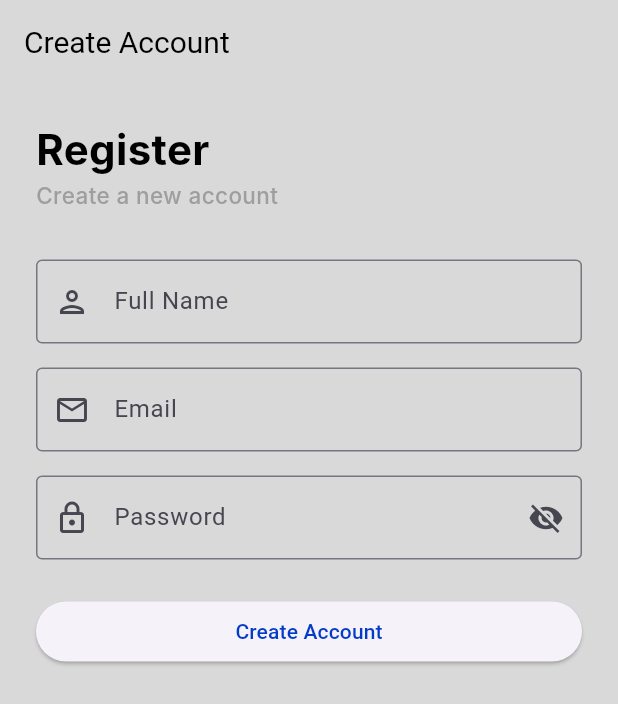
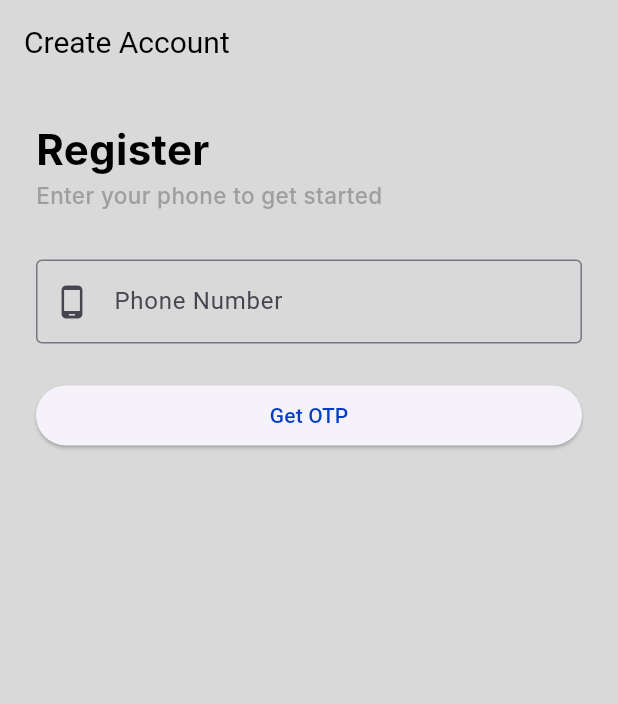
Before and after one commit to panhavathGit/flutter_auth_dio, a Flutter app: the RegisterScreen screen opened by its route, on a phone screen of 412 x 824 dp. Shown: the top 704 px of the screen. Run offline on Flutter 3.47's test engine with Material 3 defaults, Android fonts, the light colour scheme and no system bars; our stand-ins replace dio, flutter_dotenv, go_router, logger, shared_preferences; accounts and stored records are empty; Roboto replaces fonts that are missing (Inter, Source Serif Pro).

Commit message:
feat: finish register

```diff
--- a/lib/core/config/api_config.dart
+++ b/lib/core/config/api_config.dart
@@ -4,7 +4,7 @@ class ApiConfig {
   // Auth
   static const String login = 'customer/api/v1/auth/login';
   static const String register = 'customer/api/v1/auth/register';
-  static const String requestOTP = 'customer/api/v1/auth/request-otp';
+  static const String requestOtp = 'customer/api/v2/auth/request-otp/sign-up';
   static const String refreshToken = 'customer/api/v1/auth/token';
   static const String logout = 'auth/logout';
 
--- a/lib/features/auth/auth.dart
+++ b/lib/features/auth/auth.dart
@@ -5,8 +5,8 @@ library auth;
 //=========================
 
 // Models
-export 'data/models/http/auth_request.dart';
-export 'data/models/http/auth_response.dart';
+export 'data/models/http/auth/auth_request.dart';
+export 'data/models/http/auth/auth_response.dart';
 
 
 // Datasources
--- a/lib/features/auth/data/datasources/auth_datasource.dart
+++ b/lib/features/auth/data/datasources/auth_datasource.dart
@@ -1,10 +1,12 @@
-import '../models/http/auth_request.dart';
-import '../models/http/auth_response.dart';
+import '../models/http/auth/auth_request.dart';
+import '../models/http/auth/auth_response.dart';
 import '../models/user_model.dart';
+import '../models/http/otp/otp_response.dart';
 
 abstract class AuthDatasource {
   Future<AuthResponse> login(AuthRequest request);
   Future<AuthResponse> register(AuthRequest request);
+  Future<OtpResponse> requestOtp(String phone);
   Future<UserModel> getProfile(int userId);
   Future<void> logout();
 }
--- /dev/null
+++ b/lib/features/auth/data/models/http/auth/auth_request.dart
@@ -0,0 +1,26 @@
+import 'package:json_annotation/json_annotation.dart';
+
+part 'auth_request.g.dart';
+
+@JsonSerializable(createFactory: false, includeIfNull: false) // We only send this to server, never receive it
+class AuthRequest {
+  final String username;
+  final String password;
+
+  // add this bellow field for user register so we make them nullable
+  final String? otp;
+  final String? referralCode;
+  final String? deviceId;
+  final String? firebaseToken;
+
+  const AuthRequest({
+    required this.username,
+    required this.password,
+    this.otp,
+    this.referralCode,
+    this.deviceId,
+    this.firebaseToken
+  });
+
+  Map<String, dynamic> toJson() => _$AuthRequestToJson(this);
+}
--- a/lib/features/auth/data/models/http/auth_request.dart
+++ /dev/null
@@ -1,16 +0,0 @@
-import 'package:json_annotation/json_annotation.dart';
-
-part 'auth_request.g.dart';
-
-@JsonSerializable(createFactory: false) // We only send this to server, never receive it
-class AuthRequest {
-  final String username; // Or email, depending on your login logic
-  final String password;
-
-  const AuthRequest({
-    required this.username,
-    required this.password,
-  });
-
-  Map<String, dynamic> toJson() => _$AuthRequestToJson(this);
-}
--- /dev/null
+++ b/lib/features/auth/data/models/http/otp/otp_response.dart
@@ -0,0 +1,12 @@
+import 'package:json_annotation/json_annotation.dart';
+part 'otp_response.g.dart';
+
+@JsonSerializable()
+class OtpResponse {
+  final String? otp; // Debug mode returns this
+  final String message;
+
+  OtpResponse({this.otp, required this.message});
+
+  factory OtpResponse.fromJson(Map<String, dynamic> json) => _$OtpResponseFromJson(json);
+}
--- a/lib/features/auth/data/models/user_model.dart
+++ b/lib/features/auth/data/models/user_model.dart
@@ -5,9 +5,9 @@ part 'user_model.g.dart';
 @JsonSerializable()
 class UserModel {
   final int id;
-  final String fullname;
-  final String username;
-  final String phone;
+  final String? fullname;
+  final String? username;
+  final String? phone;
   final String? dob;    // Nullable in case the user hasn't set it
   final String? gender;
   final String? address;
@@ -19,9 +19,9 @@ class UserModel {
 
   UserModel({
     required this.id,
-    required this.fullname,
-    required this.username,
-    required this.phone,
+    this.fullname,
+    this.username,
+    this.phone,
     this.dob,
     this.gender,
     this.address,
--- a/lib/features/auth/presentation/viewmodels/auth_viewmodel.dart
+++ b/lib/features/auth/presentation/viewmodels/auth_viewmodel.dart
@@ -3,9 +3,10 @@ import 'package:flutter/foundation.dart';
 import '../../data/models/user_model.dart';
 import '../../data/repositories/auth_repository.dart';
 
-enum AuthState { idle, loading, success, error }
+enum AuthState { idle, loading, success, error, otpSent }
 
 class AuthViewModel extends ChangeNotifier {
+
   final AuthRepository _authRepository;
 
   AuthViewModel(this._authRepository);
@@ -13,11 +14,54 @@ class AuthViewModel extends ChangeNotifier {
   AuthState _state = AuthState.idle;
   UserModel? _user;
   String? _errorMessage;
+  String? _generatedOtp; // 2. To hold the OTP for your SnackBar
 
   AuthState get state => _state;
   UserModel? get user => _user;
   String? get errorMessage => _errorMessage;
+  String? get generatedOtp => _generatedOtp;
   bool get isLoading => _state == AuthState.loading;
+
+  // --- STEP 1: REQUEST OTP ---
+  Future<void> requestOtp(String phone) async {
+    _errorMessage = null;
+    _setState(AuthState.loading);
+    try {
+      final response = await _authRepository.requestRegisterOtp(phone);
+      _generatedOtp = response.otp; // Capture the code from backend debug mode
+      _setState(AuthState.otpSent); // Switch UI to Step 2
+    } catch (e) {
+      AppLogger.e('OTP REQUEST ERROR: $e');
+      _errorMessage = e.toString();
+      _setState(AuthState.error);
+    }
+  }
+
+  // --- STEP 2: COMPLETE REGISTER ---
+  // Updated signature to include 'otp'
+  Future<bool> register({
+    required String username,
+    required String password,
+    required String otp,
+  }) async {
+    _errorMessage = null;
+    _setState(AuthState.loading);
+    try {
+      // The repository handles the expanded AuthRequest now
+      _user = await _authRepository.register(
+        username: username,
+        password: password,
+        otp: otp,
+      );
+      _setState(AuthState.success);
+      return true;
+    } catch (e) {
+      AppLogger.e('REGISTER ERROR: $e');
+      _errorMessage = e.toString();
+      _setState(AuthState.error);
+      return false;
+    }
+  }
 
   Future<bool> login(String username, String password) async {
     _errorMessage = null;
@@ -28,21 +72,6 @@ class AuthViewModel extends ChangeNotifier {
       return true;
     } catch (e) {
       AppLogger.e('LOGIN ERROR: $e');
-      _errorMessage = e.toString();
-      _setState(AuthState.error);
-      return false;
-    }
-  }
-
-  Future<bool> register(String name, String username, String password) async {
-    _errorMessage = null; // Clear previous errors
-    _setState(AuthState.loading);
-    try {
-      // Passes the 3 fields needed for Express registration
-      _user = await _authRepository.register(name, username, password);
-      _setState(AuthState.success);
-      return true;
-    } catch (e) {
       _errorMessage = e.toString();
       _setState(AuthState.error);
       return false;
@@ -71,6 +100,14 @@ class AuthViewModel extends ChangeNotifier {
     }
   }
 
+  // --- UTILS ---
+  // Call this if the user wants to go back and change their phone number
+  void resetToIdle() {
+    _state = AuthState.idle;
+    _errorMessage = null;
+    notifyListeners();
+  }
+
   void _setState(AuthState state) {
     _state = state;
     notifyListeners();
--- a/lib/features/auth/presentation/views/register_screen.dart
+++ b/lib/features/auth/presentation/views/register_screen.dart
@@ -1,7 +1,8 @@
 import 'package:flutter/material.dart';
+import 'package:go_router/go_router.dart';
 import 'package:provider/provider.dart';
 import '../../../auth/presentation/viewmodels/auth_viewmodel.dart';
-import '../../../todo/presentation/views/todo_form_screen.dart';
+import '../../../../core/routes/app_routes.dart';
 
 class RegisterScreen extends StatefulWidget {
   const RegisterScreen({super.key});
@@ -11,53 +12,63 @@ class RegisterScreen extends StatefulWidget {
 }
 
 class _RegisterScreenState extends State<RegisterScreen> {
-  final _formKey = GlobalKey<FormState>();
-  final _nameController = TextEditingController();
-  final _emailController = TextEditingController();
+  final _phoneController = TextEditingController(); // username
+  final _otpController = TextEditingController();
   final _passwordController = TextEditingController();
+  final _referralController = TextEditingController();
   bool _obscurePassword = true;
 
   @override
   Widget build(BuildContext context) {
+    final viewModel = context.watch<AuthViewModel>();
+    // Determine if we are on Step 1 or Step 2
+    bool isOtpSent = viewModel.state == AuthState.otpSent;
+
     return Scaffold(
-      appBar: AppBar(title: const Text('Create Account')),
+      appBar: AppBar(title: Text(isOtpSent ? 'Verify OTP' : 'Create Account')),
       body: SafeArea(
-        child: Padding(
+        child: SingleChildScrollView(
           padding: const EdgeInsets.all(24),
-          child: Form(
-            key: _formKey,
-            child: Column(
-              crossAxisAlignment: CrossAxisAlignment.start,
-              children: [
-                const Text('Register',
-                    style: TextStyle(fontSize: 28, fontWeight: FontWeight.bold)),
-                const Text('Create a new account',
-                    style: TextStyle(color: Colors.grey)),
-                const SizedBox(height: 32),
+          child: Column(
+            crossAxisAlignment: CrossAxisAlignment.start,
+            children: [
+              Text(isOtpSent ? 'Verification' : 'Register',
+                  style: const TextStyle(fontSize: 28, fontWeight: FontWeight.bold)),
+              Text(isOtpSent ? 'Enter the code sent to your phone' : 'Enter your phone to get started',
+                  style: const TextStyle(color: Colors.grey)),
+              const SizedBox(height: 32),
 
+              // STEP 1: Phone Input (Hidden when OTP is sent)
+              if (!isOtpSent) ...[
                 TextFormField(
-                  controller: _nameController,
+                  controller: _phoneController,
+                  keyboardType: TextInputType.phone,
                   decoration: const InputDecoration(
-                    labelText: 'Full Name',
-                    prefixIcon: Icon(Icons.person_outlined),
+                    labelText: 'Phone Number',
+                    prefixIcon: Icon(Icons.phone_android),
                     border: OutlineInputBorder(),
                   ),
-                  validator: (v) => v!.isEmpty ? 'Enter your name' : null,
+                ),
+                const SizedBox(height: 24),
+                _buildButton(
+                  label: 'Get OTP',
+                  isLoading: viewModel.isLoading,
+                  onPressed: () => _requestOtp(viewModel),
+                ),
+              ],
+
+              // STEP 2: OTP & Password (Shown only after OTP is sent)
+              if (isOtpSent) ...[
+                TextFormField(
+                  controller: _otpController,
+                  keyboardType: TextInputType.number,
+                  decoration: const InputDecoration(
+                    labelText: 'OTP Code',
+                    prefixIcon: Icon(Icons.vibration),
+                    border: OutlineInputBorder(),
+                  ),
                 ),
                 const SizedBox(height: 16),
-
-                TextFormField(
-                  controller: _emailController,
-                  keyboardType: TextInputType.emailAddress,
-                  decoration: const InputDecoration(
-                    labelText: 'Email',
-                    prefixIcon: Icon(Icons.email_outlined),
-                    border: OutlineInputBorder(),
-                  ),
-                  validator: (v) => v!.isEmpty ? 'Enter your email' : null,
-                ),
-                const SizedBox(height: 16),
-
                 TextFormField(
                   controller: _passwordController,
                   obscureText: _obscurePassword,
@@ -66,75 +77,73 @@ class _RegisterScreenState extends State<RegisterScreen> {
                     prefixIcon: const Icon(Icons.lock_outlined),
                     border: const OutlineInputBorder(),
                     suffixIcon: IconButton(
-                      icon: Icon(_obscurePassword
-                          ? Icons.visibility_off
-                          : Icons.visibility),
-                      onPressed: () =>
-                          setState(() => _obscurePassword = !_obscurePassword),
+                      icon: Icon(_obscurePassword ? Icons.visibility_off : Icons.visibility),
+                      onPressed: () => setState(() => _obscurePassword = !_obscurePassword),
                     ),
                   ),
-                  validator: (v) =>
-                      v!.length < 6 ? 'Password must be at least 6 characters' : null,
                 ),
                 const SizedBox(height: 24),
-
-                Consumer<AuthViewModel>(
-                  builder: (context, viewModel, _) {
-                    if (viewModel.state == AuthState.error) {
-                      return Column(
-                        children: [
-                          Text(viewModel.errorMessage ?? 'Register failed',
-                              style: const TextStyle(color: Colors.red)),
-                          const SizedBox(height: 8),
-                          _buildRegisterButton(viewModel),
-                        ],
-                      );
-                    }
-                    return _buildRegisterButton(viewModel);
-                  },
+                _buildButton(
+                  label: 'Complete Registration',
+                  isLoading: viewModel.isLoading,
+                  onPressed: () => _completeRegister(viewModel),
+                ),
+                Center(
+                  child: TextButton(
+                    onPressed: () => viewModel.resetToIdle(),
+                    child: const Text('Change Phone Number'),
+                  ),
                 ),
               ],
-            ),
+
+              if (viewModel.state == AuthState.error)
+                Padding(
+                  padding: const EdgeInsets.only(top: 16),
+                  child: Text(viewModel.errorMessage ?? 'Error occurred',
+                      style: const TextStyle(color: Colors.red)),
+                ),
+            ],
           ),
         ),
       ),
     );
   }
 
-  Widget _buildRegisterButton(AuthViewModel viewModel) {
+  Widget _buildButton({required String label, required bool isLoading, required VoidCallback onPressed}) {
     return SizedBox(
       width: double.infinity,
       child: ElevatedButton(
-        onPressed: viewModel.isLoading ? null : _register,
-        child: viewModel.isLoading
-            ? const CircularProgressIndicator(color: Colors.white)
-            : const Text('Create Account'),
+        onPressed: isLoading ? null : onPressed,
+        child: isLoading ? const CircularProgressIndicator() : Text(label),
       ),
     );
   }
 
-  Future<void> _register() async {
-    if (!_formKey.currentState!.validate()) return;
-
-    final success = await context.read<AuthViewModel>().register(
-      _nameController.text.trim(),
-      _emailController.text.trim(),
-      _passwordController.text,
-    );
-
-    if (success && mounted) {
-      Navigator.pushReplacement(
-        context,
-        MaterialPageRoute(builder: (_) => const TodoFormScreen()),
+  // Logic for Step 1
+  Future<void> _requestOtp(AuthViewModel vm) async {
+    await vm.requestOtp(_phoneController.text.trim());
+    if (vm.state == AuthState.otpSent && mounted) {
+      // THE REALISTIC WAY: Show the OTP in a snackbar so you can type it
+      ScaffoldMessenger.of(context).showSnackBar(
+        SnackBar(
+          content: Text('DEBUG MODE OTP: ${vm.generatedOtp}'),
+          duration: const Duration(seconds: 8),
+          backgroundColor: Colors.green,
+        ),
       );
     }
   }
 
-  @override
-  void dispose() {
-    _nameController.dispose();
-    _emailController.dispose();
-    _passwordController.dispose();
-    super.dispose();
+  // Logic for Step 2
+  Future<void> _completeRegister(AuthViewModel vm) async {
+    final success = await vm.register(
+      username: _phoneController.text.trim(),
+      password: _passwordController.text,
+      otp: _otpController.text.trim(),
+    );
+
+    if (success && mounted) {
+      context.goNamed(AppRoutes.main);
+    }
   }
 }
```
Also changed, not shown: lib/core/network/auth_interceptor.dart (+25 -9 lines), lib/features/auth/data/datasources/auth_remote_datasource.dart (+39 -2 lines), lib/features/auth/data/models/http/auth/auth_response.dart (renamed from lib/features/auth/data/models/http/auth_response.dart, +6 -6 lines), lib/features/auth/data/models/http/otp/otp_request.dart (added, +17 -0 lines), lib/features/auth/data/repositories/auth_repository.dart (+97 -56 lines), lib/features/auth/data/models/http/auth/auth_request.g.dart, lib/features/auth/data/models/http/auth/auth_response.g.dart, lib/features/auth/data/models/http/otp/otp_request.g.dart (added), lib/features/auth/data/models/http/otp/otp_response.g.dart (added), lib/features/auth/data/models/user_model.g.dart.
